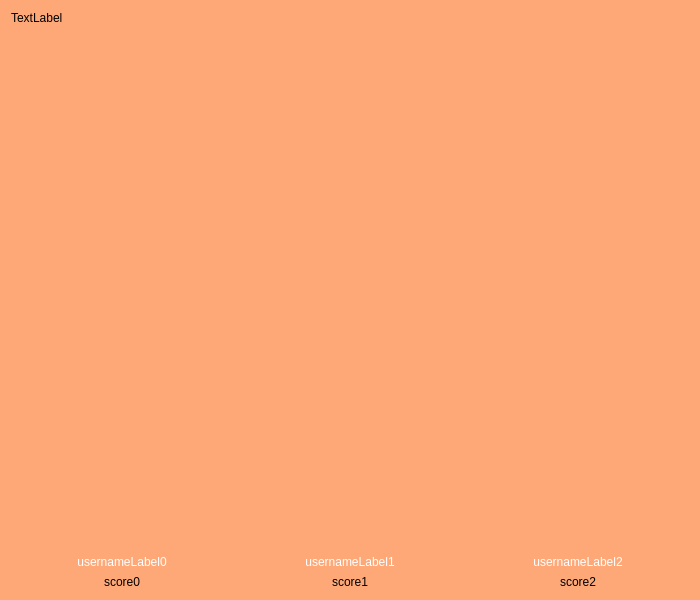
The window that ui/main_screen.ui (ZaidArshad/Multiplayer-Jeopardy) describes before a commit, drawn with Qt 5.
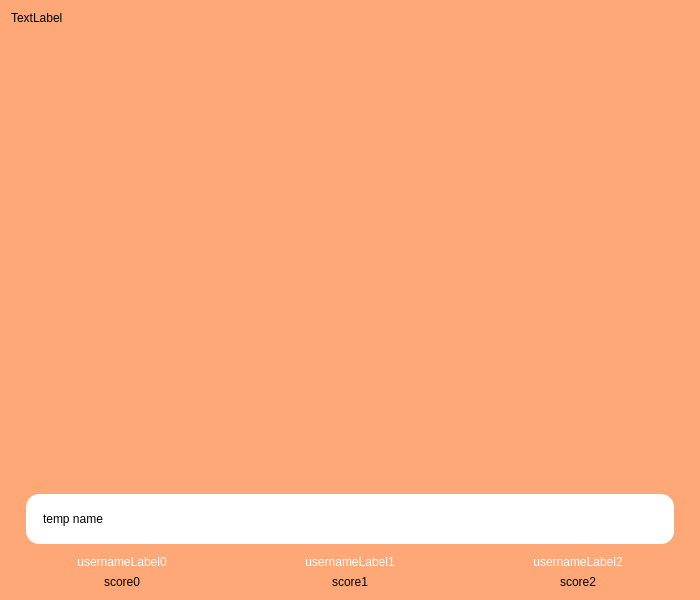
The same window after the commit.

The edit to the form file:
```diff
--- a/ui/main_screen.ui
+++ b/ui/main_screen.ui
@@ -88,7 +88,7 @@
       </widget>
      </item>
      <item>
-      <spacer name="verticalSpacer">
+      <spacer name="verticalSpacer_2">
        <property name="orientation">
         <enum>Qt::Vertical</enum>
        </property>
@@ -100,6 +100,45 @@
        </property>
       </spacer>
      </item>
+     <item>
+      <widget class="QLineEdit" name="answerLineEdit">
+       <property name="minimumSize">
+        <size>
+         <width>0</width>
+         <height>50</height>
+        </size>
+       </property>
+       <property name="styleSheet">
+        <string notr="true">QLineEdit { 
+	background-color: white;
+	color: black;
+	border-radius: 13px;
+	font: 15pt &quot;Inter&quot;;
+	margin: 0px 15px;
+	padding: 0px 15px
+}</string>
+       </property>
+       <property name="text">
+        <string>temp name</string>
+       </property>
+      </widget>
+     </item>
+     <item>
+      <spacer name="verticalSpacer">
+       <property name="orientation">
+        <enum>Qt::Vertical</enum>
+       </property>
+       <property name="sizeType">
+        <enum>QSizePolicy::Fixed</enum>
+       </property>
+       <property name="sizeHint" stdset="0">
+        <size>
+         <width>20</width>
+         <height>5</height>
+        </size>
+       </property>
+      </spacer>
+     </item>
      <item>
       <layout class="QHBoxLayout" name="horizontalLayout">
        <item>
```
Left out of the diff: 6 changed lines with no effect on the pictures.
